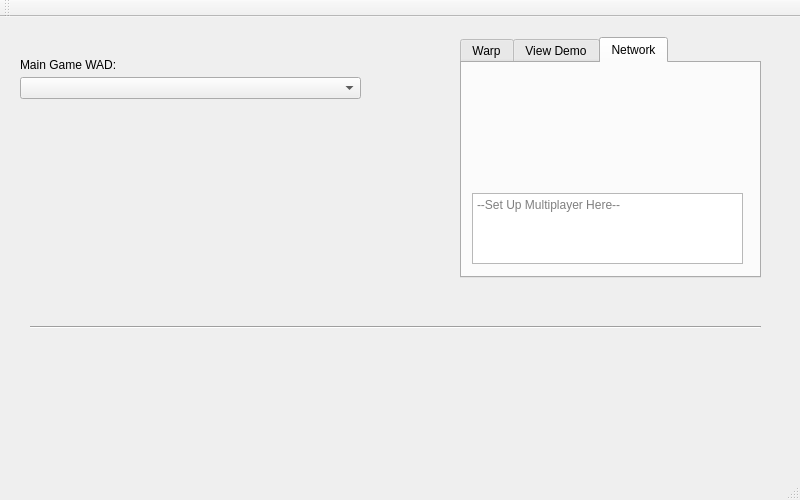
Qt form mainwindow.ui (Altazimuth/Eternity-Launcher-Qt) before a commit.
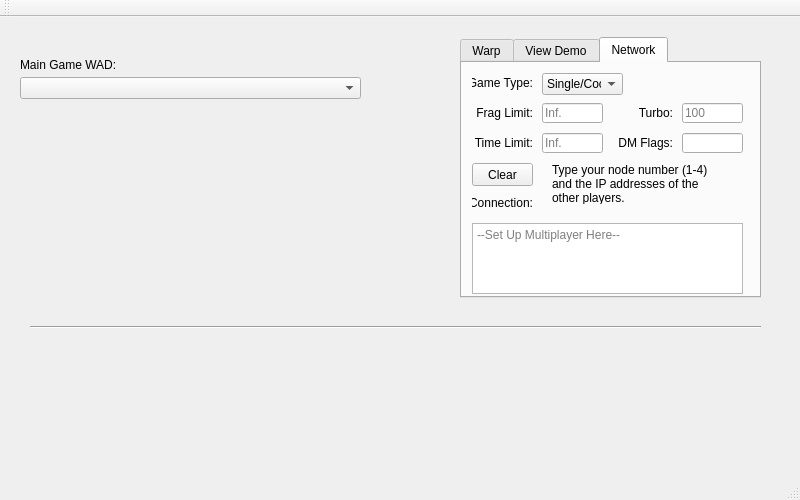
The same form after that commit. The open tabs and pages were chosen to show the change.

Commit message: Finish rough draft of Warp/View Demo/Network tabs

The edit to the form file:
```diff
--- a/mainwindow.ui
+++ b/mainwindow.ui
@@ -20,7 +20,7 @@
       <x>460</x>
       <y>20</y>
       <width>301</width>
-      <height>241</height>
+      <height>261</height>
      </rect>
     </property>
     <property name="currentIndex">
@@ -303,7 +303,7 @@
       <property name="geometry">
        <rect>
         <x>10</x>
-        <y>130</y>
+        <y>160</y>
         <width>271</width>
         <height>71</height>
        </rect>
@@ -312,6 +312,208 @@
        <string>--Set Up Multiplayer Here--</string>
       </property>
      </widget>
+     <widget class="QLabel" name="label_6">
+      <property name="geometry">
+       <rect>
+        <x>10</x>
+        <y>10</y>
+        <width>61</width>
+        <height>20</height>
+       </rect>
+      </property>
+      <property name="text">
+       <string>Game Type:</string>
+      </property>
+      <property name="alignment">
+       <set>Qt::AlignRight|Qt::AlignTrailing|Qt::AlignVCenter</set>
+      </property>
+     </widget>
+     <widget class="QLabel" name="label_7">
+      <property name="geometry">
+       <rect>
+        <x>10</x>
+        <y>40</y>
+        <width>61</width>
+        <height>20</height>
+       </rect>
+      </property>
+      <property name="text">
+       <string>Frag Limit:</string>
+      </property>
+      <property name="alignment">
+       <set>Qt::AlignRight|Qt::AlignTrailing|Qt::AlignVCenter</set>
+      </property>
+     </widget>
+     <widget class="QLabel" name="label_8">
+      <property name="geometry">
+       <rect>
+        <x>10</x>
+        <y>70</y>
+        <width>61</width>
+        <height>20</height>
+       </rect>
+      </property>
+      <property name="text">
+       <string>Time Limit:</string>
+      </property>
+      <property name="alignment">
+       <set>Qt::AlignRight|Qt::AlignTrailing|Qt::AlignVCenter</set>
+      </property>
+     </widget>
+     <widget class="QComboBox" name="comboBox_2">
+      <property name="geometry">
+       <rect>
+        <x>80</x>
+        <y>10</y>
+        <width>81</width>
+        <height>22</height>
+       </rect>
+      </property>
+      <item>
+       <property name="text">
+        <string>Single/Coop</string>
+       </property>
+      </item>
+     </widget>
+     <widget class="QLineEdit" name="lineEdit_5">
+      <property name="geometry">
+       <rect>
+        <x>80</x>
+        <y>40</y>
+        <width>61</width>
+        <height>20</height>
+       </rect>
+      </property>
+      <property name="placeholderText">
+       <string>Inf.</string>
+      </property>
+     </widget>
+     <widget class="QLineEdit" name="lineEdit_6">
+      <property name="geometry">
+       <rect>
+        <x>80</x>
+        <y>70</y>
+        <width>61</width>
+        <height>20</height>
+       </rect>
+      </property>
+      <property name="placeholderText">
+       <string>Inf.</string>
+      </property>
+     </widget>
+     <widget class="QLabel" name="label_9">
+      <property name="geometry">
+       <rect>
+        <x>150</x>
+        <y>40</y>
+        <width>61</width>
+        <height>20</height>
+       </rect>
+      </property>
+      <property name="text">
+       <string>Turbo:</string>
+      </property>
+      <property name="alignment">
+       <set>Qt::AlignRight|Qt::AlignTrailing|Qt::AlignVCenter</set>
+      </property>
+     </widget>
+     <widget class="QLabel" name="label_10">
+      <property name="geometry">
+       <rect>
+        <x>150</x>
+        <y>70</y>
+        <width>61</width>
+        <height>20</height>
+       </rect>
+      </property>
+      <property name="text">
+       <string>DM Flags:</string>
+      </property>
+      <property name="alignment">
+       <set>Qt::AlignRight|Qt::AlignTrailing|Qt::AlignVCenter</set>
+      </property>
+     </widget>
+     <widget class="QLineEdit" name="lineEdit_7">
+      <property name="geometry">
+       <rect>
+        <x>220</x>
+        <y>40</y>
+        <width>61</width>
+        <height>20</height>
+       </rect>
+      </property>
+      <property name="placeholderText">
+       <string>100</string>
+      </property>
+     </widget>
+     <widget class="QLineEdit" name="lineEdit_8">
+      <property name="geometry">
+       <rect>
+        <x>220</x>
+        <y>70</y>
+        <width>61</width>
+        <height>20</height>
+       </rect>
+      </property>
+      <property name="placeholderText">
+       <string/>
+      </property>
+     </widget>
+     <widget class="QPushButton" name="pushButton_5">
+      <property name="geometry">
+       <rect>
+        <x>10</x>
+        <y>100</y>
+        <width>61</width>
+        <height>23</height>
+       </rect>
+      </property>
+      <property name="text">
+       <string>Clear</string>
+      </property>
+     </widget>
+     <widget class="QLabel" name="label_11">
+      <property name="geometry">
+       <rect>
+        <x>10</x>
+        <y>130</y>
+        <width>61</width>
+        <height>20</height>
+       </rect>
+      </property>
+      <property name="text">
+       <string>Connection:</string>
+      </property>
+      <property name="alignment">
+       <set>Qt::AlignRight|Qt::AlignTrailing|Qt::AlignVCenter</set>
+      </property>
+     </widget>
+     <widget class="QLabel" name="label_12">
+      <property name="geometry">
+       <rect>
+        <x>90</x>
+        <y>100</y>
+        <width>161</width>
+        <height>41</height>
+       </rect>
+      </property>
+      <property name="text">
+       <string>&lt;html&gt;
+  &lt;head/&gt;
+  &lt;body&gt;
+    Type your node number (1-4)&lt;br&gt;
+    and the IP addresses of the&lt;br&gt;
+    other players.
+    &lt;/body&gt;
+&lt;/html&gt;</string>
+      </property>
+      <property name="textFormat">
+       <enum>Qt::AutoText</enum>
+      </property>
+      <property name="alignment">
+       <set>Qt::AlignLeading|Qt::AlignLeft|Qt::AlignVCenter</set>
+      </property>
+     </widget>
     </widget>
    </widget>
    <widget class="QComboBox" name="comboBox">
```
Left out of the diff: 2 changed lines with no effect on the pictures.
